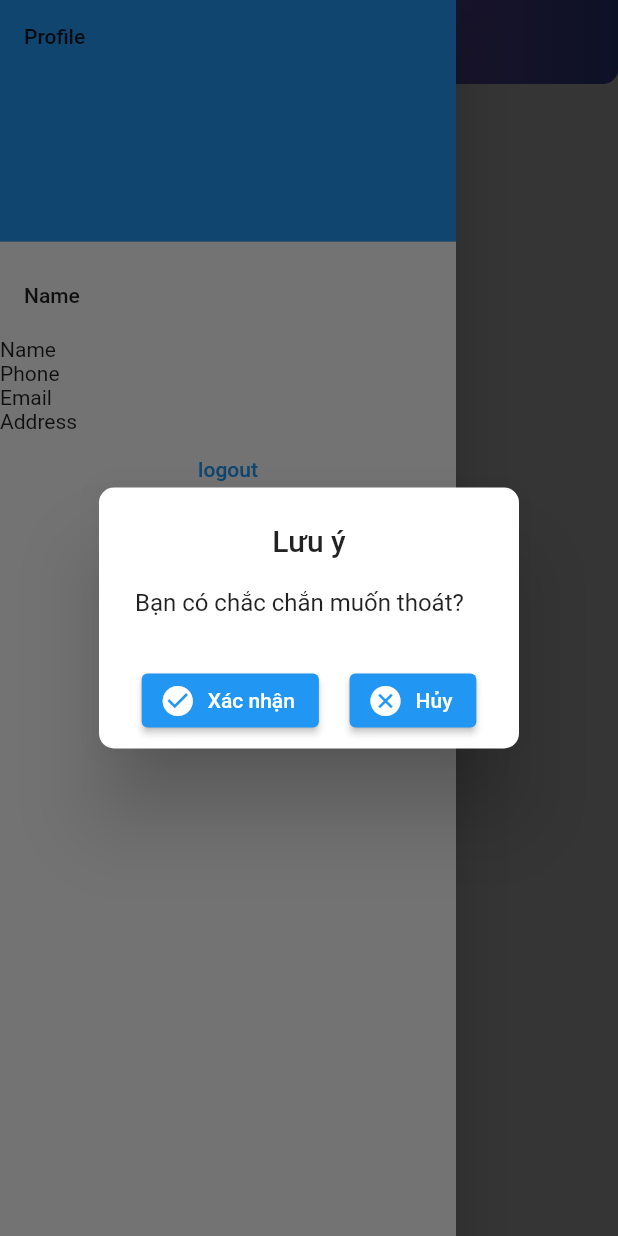
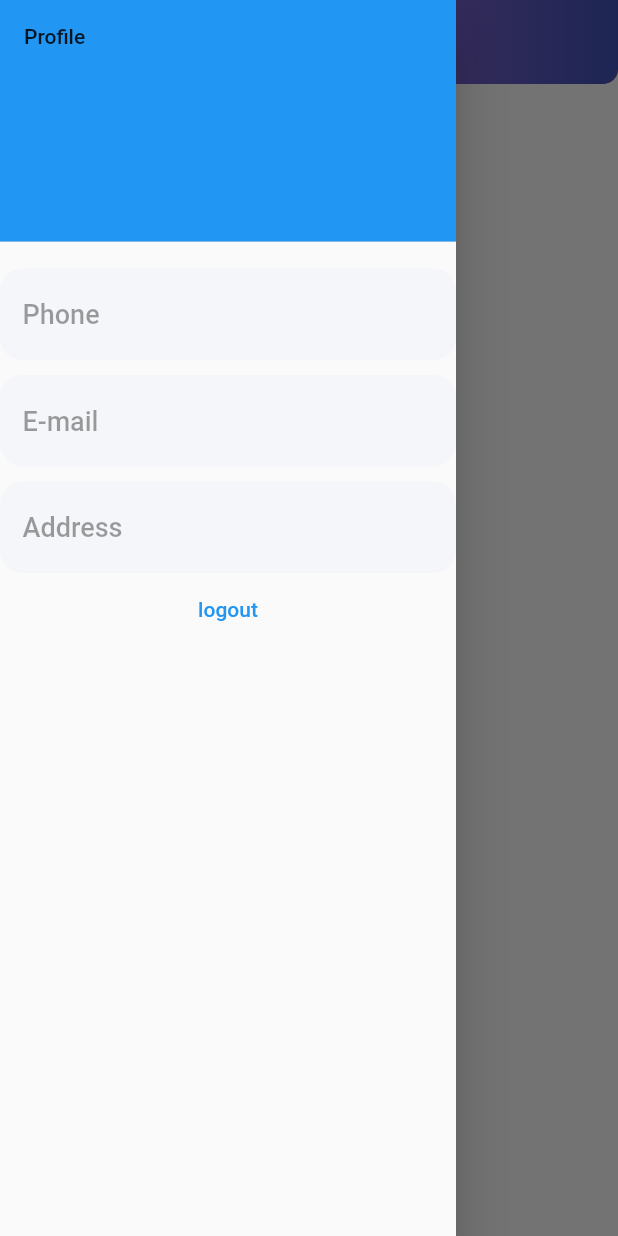
Before and after one commit to longtran2612/Todo-Mobile, a Flutter app: the HomeScreen screen opened by its route, in the side drawer, after a tap on "logout", on a phone screen of 412 x 824 dp. Run offline on Flutter 3.47's test engine with Material 2 defaults, Android fonts, the phone set to English and light mode, and no system bars; our stand-ins replace awesome_notifications, cached_network_image, connectivity_plus, country_code_picker, dio, file_picker and 10 more; missing offline and left inert: dio_http_cache, flutter_downloader, jwt_decode; accounts and stored records are empty; network calls fail; statements that could not run were skipped.

Commit message:
complete get user after login

```diff
--- a/lib/data/model/user.dart
+++ b/lib/data/model/user.dart
@@ -39,5 +39,3 @@
         "image": image,
       };
 }
-
-enum Gender { male, female }
--- a/lib/data/providers/user_provider.dart
+++ b/lib/data/providers/user_provider.dart
@@ -8,7 +8,6 @@
 
 class ProfileProvider {
   static const String userURL = 'users';
-  static const String searchURL = '$userURL/search';
   static const String suggestURL = '$userURL/suggest';
   static const String userPhoneURL = '$userURL/phone=';
   static const String updateURL = '$userURL/update';
--- a/lib/modules/home/home_binding.dart
+++ b/lib/modules/home/home_binding.dart
@@ -1,10 +1,17 @@
 import 'package:get/get.dart';
 import 'package:get/get_instance/src/bindings_interface.dart';
+import 'package:todo/data/providers/auth_provider.dart';
+import 'package:todo/data/providers/user_provider.dart';
 import 'package:todo/modules/home/home_controller.dart';
+import 'package:todo/modules/home/profile/profile_controller.dart';
 
 class HomeBinding implements Bindings {
   @override
   void dependencies() {
     Get.lazyPut(() => HomeController());
+    Get.put<ProfileProvider>(ProfileProvider(), permanent: true);
+    Get.lazyPut<AuthProvider>(() => AuthProvider());
+
+    Get.lazyPut(() => ProfileController());
   }
 }
--- a/lib/modules/home/home_screen.dart
+++ b/lib/modules/home/home_screen.dart
@@ -3,7 +3,7 @@
 import 'package:get/get.dart';
 import 'package:todo/modules/home/home_binding.dart';
 import 'package:todo/modules/home/home_controller.dart';
-import 'package:todo/modules/home/sidebar.dart';
+import 'package:todo/modules/home/profile/profile_drawer.dart';
 import 'package:todo/themes/theme.dart';
 import 'package:todo/widgets/widgets.dart';
 
@@ -11,6 +11,45 @@
   @override
   Widget build(BuildContext context) {
     return Scaffold(
-        appBar: WidgetAppBar(title: 'personal'.tr), drawer: SideBar());
+      appBar: WidgetAppBar(title: 'personal'.tr),
+      drawer: ProfileDrawer(),
+      body: TextButton(
+          onPressed: () => Get.dialog(
+                AlertDialog(
+                  title: const Center(child: Text('Lưu ý')),
+                  content: const SingleChildScrollView(
+                    child: Text('Bạn có chắc chắn muốn thoát?'),
+                  ),
+                  actionsAlignment: MainAxisAlignment.spaceEvenly,
+                  actions: [
+                    ElevatedButton.icon(
+                      onPressed: () {
+                        controller.logout();
+                      },
+                      icon: const Icon(Icons.check_circle),
+                      // style: ButtonStyle(backgroundColor: Colors.blue),
+                      label: const Text(
+                        "Xác nhận",
+                        style: TextStyle(color: Colors.white),
+                      ),
+                    ),
+                    ElevatedButton.icon(
+                      onPressed: () {
+                        Get.back();
+                      },
+                      icon: const Icon(Icons.cancel),
+                      // style: ButtonStyle(backgroundColor: Colors.blue),
+                      label: const Text(
+                        "Hủy",
+                        style: TextStyle(color: Colors.white),
+                      ),
+                    )
+                  ],
+                  shape: const RoundedRectangleBorder(
+                      borderRadius: BorderRadius.all(Radius.circular(10))),
+                ),
+              ),
+          child: Text("logout")),
+    );
   }
 }
--- /dev/null
+++ b/lib/modules/home/profile/profile_controller.dart
@@ -0,0 +1,216 @@
+import 'package:file_picker/file_picker.dart';
+import 'package:flutter/material.dart';
+import 'package:get/get.dart';
+import 'package:get/get_connect/http/src/status/http_status.dart';
+import 'package:image_picker/image_picker.dart';
+import 'package:todo/data/model/user.dart';
+import 'package:todo/data/providers/auth_provider.dart';
+import 'package:todo/data/providers/user_provider.dart';
+import 'package:todo/utils/storage_service.dart';
+import 'package:todo/widgets/widgets.dart';
+
+class ProfileController extends GetxController {
+  //user service
+  final ProfileProvider userProvider = Get.find<ProfileProvider>();
+  final AuthProvider authProvider = Get.find<AuthProvider>();
+
+  //text field controller
+  final TextEditingController inputName = TextEditingController();
+  // final TextEditingController inputPhone = TextEditingController();
+  final TextEditingController inputEmail = TextEditingController();
+  var isLoading = false.obs;
+  //image
+  final ImagePicker _picker = ImagePicker();
+  var imageURL = '';
+
+  final editFormKey = GlobalKey<FormState>();
+
+  // final gender = ''.obs;
+
+  final currentUser = User(
+    id: "",
+    name: "name",
+    phone: "phone",
+    email: "email",
+    address: "address",
+    image: "image",
+  ).obs;
+
+  final _id = ''.obs;
+  final _name = ''.obs;
+  final _phone = ''.obs;
+  final _email = ''.obs;
+  final _address = ''.obs;
+  final _image = ''.obs;
+
+  String get id => _id.value;
+
+  set id(value) {
+    _id.value = value;
+  }
+
+  String get name => _name.value;
+
+  set name(value) {
+    _name.value = value;
+  }
+
+  String get phone => _phone.value;
+
+  set phone(value) {
+    _phone.value = value;
+  }
+
+  String get email => _email.value;
+
+  set email(value) {
+    _email.value = value;
+  }
+
+  String get address => _address.value;
+
+  set address(value) {
+    _address.value = value;
+  }
+
+  String get image => _image.value;
+
+  set image(value) {
+    _image.value = value;
+  }
+
+  @override
+  void onInit() {
+    id = LocalStorage.getUser()!.id;
+    name = LocalStorage.getUser()!.name;
+    phone = LocalStorage.getUser()!.phone;
+    email = LocalStorage.getUser()!.email;
+    address = LocalStorage.getUser()!.address;
+    image = LocalStorage.getUser()!.image;
+
+    currentUser.value = User(
+      id: id,
+      name: name,
+      phone: phone,
+      email: email,
+      address: address,
+      image: image,
+    );
+    super.onInit();
+  }
+
+  @override
+  void onClose() {
+    inputName.dispose();
+    inputEmail.dispose();
+    super.onClose();
+  }
+
+  //upload image function
+  void uploadImage() async {
+    try {
+      final pickedFile =
+          await _picker.pickImage(source: ImageSource.camera, imageQuality: 50);
+      isLoading(true);
+      if (pickedFile != null) {
+        var response = await userProvider.uploadFile(pickedFile.path);
+        if (response.ok) {
+          //get image url from api response
+          imageURL = response.data!.image;
+          await LocalStorage.updateUser(response.data!);
+          Get.snackbar('Success', 'Image uploaded successfully',
+              margin: const EdgeInsets.only(top: 5, left: 10, right: 10));
+        } else if (response.code == HttpStatus.unauthorized) {
+          Get.snackbar('Unauthorization', 'token expired');
+        } else {
+          Get.snackbar('Failed', 'Error Code: $response',
+              margin: const EdgeInsets.only(top: 5, left: 10, right: 10));
+        }
+      } else {
+        Get.snackbar('Failed', 'Image not selected',
+            margin: const EdgeInsets.only(top: 5, left: 10, right: 10));
+      }
+    } finally {
+      isLoading(false);
+    }
+  }
+
+  void pickImagesFromGallery() async {
+    try {
+      FilePickerResult? result =
+          await FilePicker.platform.pickFiles(type: FileType.image);
+      isLoading(true);
+      if (result != null) {
+        var response = await userProvider.uploadFile(result.files.single.path);
+        if (response.ok) {
+          imageURL = response.data!.image;
+          await LocalStorage.updateUser(response.data!);
+          currentUser.value.image = response.data!.image;
+          Get.snackbar('Success', 'Image uploaded successfully',
+              margin: const EdgeInsets.only(top: 5, left: 10, right: 10));
+        } else {
+          print(response);
+          Get.snackbar('Loi', "Loi gui api");
+        }
+      }
+    } finally {
+      isLoading(false);
+    }
+  }
+
+  //Edit profile infomation function
+  Future editProfileInfo(
+    String name,
+    String email,
+    String address,
+  ) async {
+    if (editFormKey.currentState!.validate()) {
+      final map = {
+        'name': name,
+        'email': email,
+        'address': address,
+      };
+      try {
+        final response = await ProfileProvider().updateUserInfo(map);
+        print('Update Response: ${response.toString()}');
+        if (response.ok) {
+          Get.back();
+
+          await LocalStorage.updateUser(response.data!);
+          currentUser.value = response.data!;
+          customSnackbar().snackbarDialog(
+              'Susscessfully', 'Edit information susscessfully');
+          Get.reload();
+        } else {
+          if (response.code == HttpStatus.forbidden) {
+            customSnackbar()
+                .snackbarDialog('failed', 'Sometihing went wrong, try again');
+          } else if (response.code == HttpStatus.unauthorized) {
+            customSnackbar()
+                .snackbarDialog('failed', 'Sometihing went wrong, try again');
+          } else {
+            customSnackbar()
+                .snackbarDialog('failed', 'Sometihing went wrong, try again');
+          }
+        }
+      } finally {}
+    } else {}
+  }
+
+  //Logout
+  Future logout() async {
+    final response = await authProvider.logout();
+    LocalStorage.logout();
+    Get.deleteAll();
+    Get.offAllNamed('/');
+  }
+
+  Future refreshToken() async {
+    final response = await authProvider.refreshToken();
+    if (response.ok) {
+      print(response);
+    } else {
+      print(response);
+    }
+  }
+}
--- a/lib/modules/home/sidebar.dart
+++ b/lib/modules/home/profile/profile_drawer.dart
@@ -1,16 +1,18 @@
+import 'package:cached_network_image/cached_network_image.dart';
 import 'package:flutter/cupertino.dart';
 import 'package:flutter/material.dart';
+import 'package:flutter_svg/svg.dart';
 import 'package:get/get.dart';
 import 'package:todo/modules/home/home_controller.dart';
+import 'package:todo/modules/home/profile/profile_controller.dart';
+import 'package:todo/themes/theme.dart';
+import 'package:todo/widgets/custom/full_photo.dart';
 
-class SideBar extends StatelessWidget {
+class ProfileDrawer extends StatelessWidget {
   @override
   Widget build(BuildContext context) {
-    final controller = Get.find<HomeController>();
+    final controller = Get.find<ProfileController>();
     return Drawer(
-      // Add a ListView to the drawer. This ensures the user can scroll
-      // through the options in the drawer if there isn't enough vertical
-      // space to fit everything.
       child: ListView(
         // Important: Remove any padding from the ListView.
         padding: EdgeInsets.zero,
@@ -21,19 +23,9 @@
             ),
             child: Text('Profile'),
           ),
-          ListTile(
-            title: const Text('Name'),
-            onTap: () {
-              // Update the state of the app
-              // ...
-              // Then close the drawer
-              Navigator.pop(context);
-            },
-          ),
-          Text("Name"),
-          Text("Phone"),
-          Text("Email"),
-          Text("Address"),
+          buildInfoField("Phone", controller.currentUser.value.phone),
+          buildInfoField("E-mail", controller.currentUser.value.email),
+          buildInfoField("Address", controller.currentUser.value.address),
           TextButton(
               onPressed: () => Get.dialog(
                     AlertDialog(
@@ -75,4 +67,40 @@
       ),
     );
   }
+
+  Widget buildInfoField(String labelText, String text) {
+    return Padding(
+      padding: const EdgeInsets.only(top: 10),
+      child: TextButton(
+        style: TextButton.styleFrom(
+          primary: Colors.lightBlue,
+          padding: const EdgeInsets.only(left: 15, top: 20, bottom: 20),
+          shape:
+              RoundedRectangleBorder(borderRadius: BorderRadius.circular(15)),
+          backgroundColor:
+              Get.isDarkMode ? Colors.grey.shade900 : const Color(0xFFF5F6F9),
+        ),
+        onPressed: () {},
+        child: Row(
+          children: [
+            SizedBox(
+              width: 100,
+              child: Text(
+                labelText,
+                style: TextStyle(
+                    fontSize: 18,
+                    color: Get.isDarkMode ? Colors.white : Colors.black38),
+              ),
+            ),
+            Expanded(
+              child: Text(
+                text,
+                style: const TextStyle(fontSize: 18),
+              ),
+            ),
+          ],
+        ),
+      ),
+    );
+  }
 }
```
Also changed, not shown: lib/widgets/custom/full_photo.dart (added, +34 -0 lines), assets/icons/Camera Icon.svg (added), assets/images/place_avatar.png (added).
